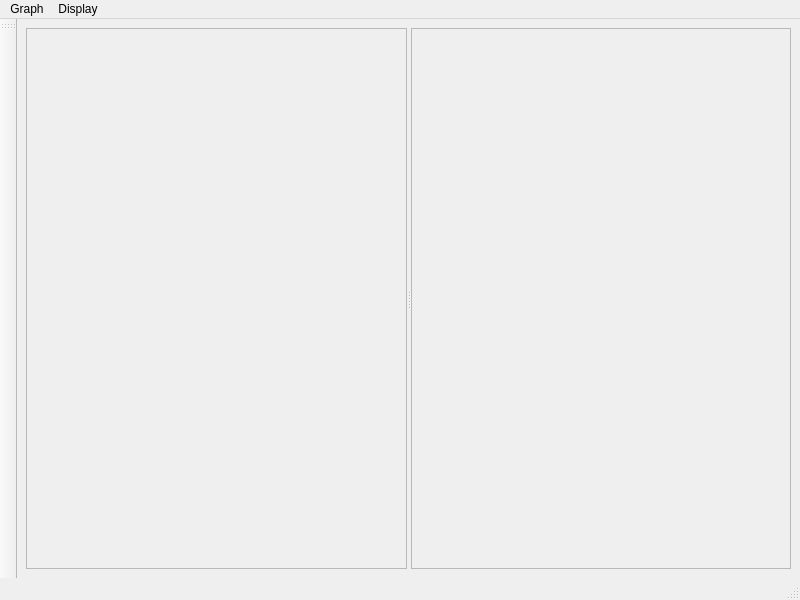
First picture: the form in appli/grapher/gui/src/grapher.ui, repository snaress/studio, before the edit.
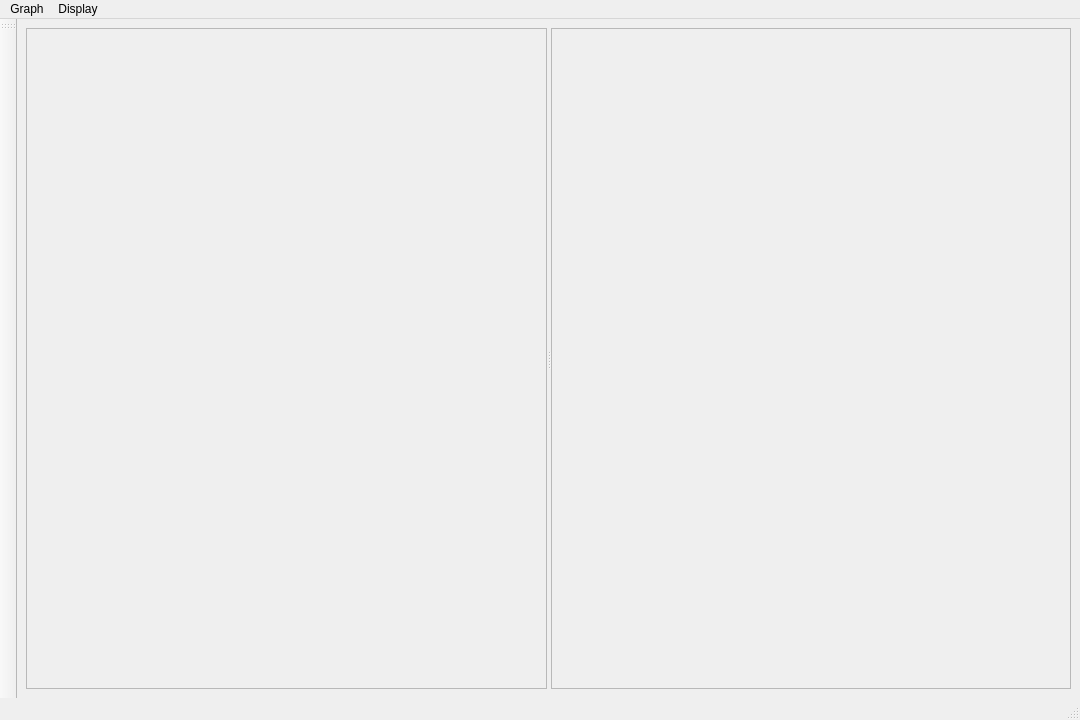
Second picture: the form after the edit.

Commit message: Grapher: Update nodal zone with creation options (addChild)

Patch:
```diff
--- a/appli/grapher/gui/src/grapher.ui
+++ b/appli/grapher/gui/src/grapher.ui
@@ -6,8 +6,8 @@
    <rect>
     <x>0</x>
     <y>0</y>
-    <width>800</width>
-    <height>600</height>
+    <width>1080</width>
+    <height>720</height>
    </rect>
   </property>
   <property name="windowTitle">
@@ -55,7 +55,7 @@
     <rect>
      <x>0</x>
      <y>0</y>
-     <width>800</width>
+     <width>1080</width>
      <height>21</height>
     </rect>
    </property>
```
The commit also changes 8 other files.
